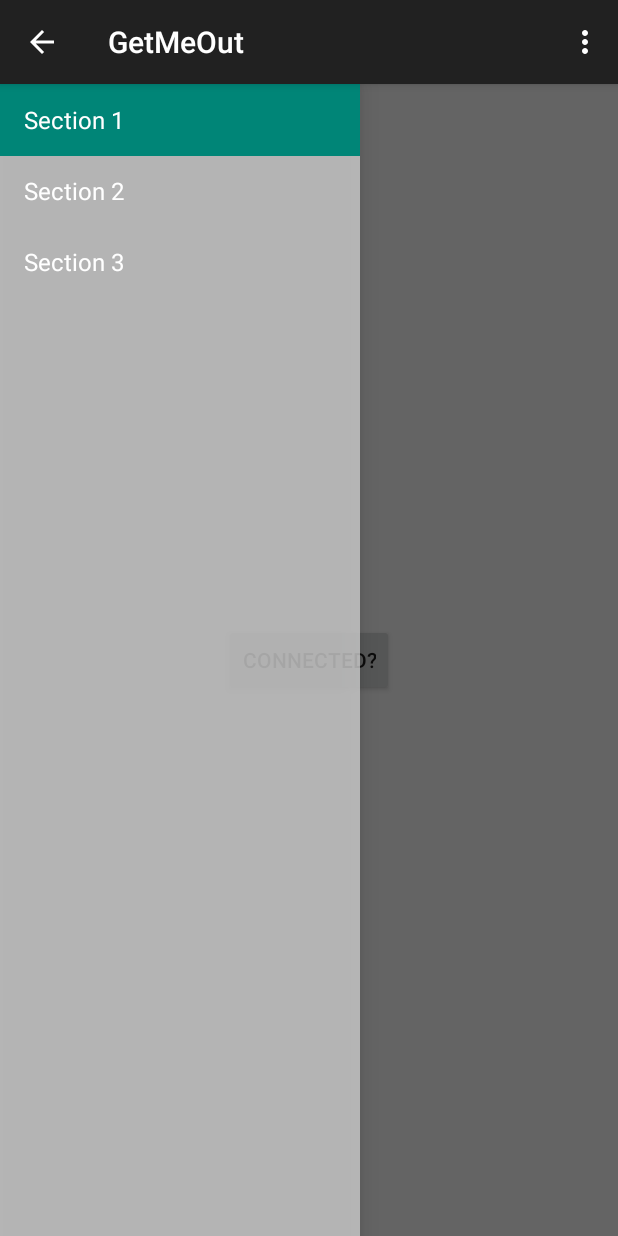
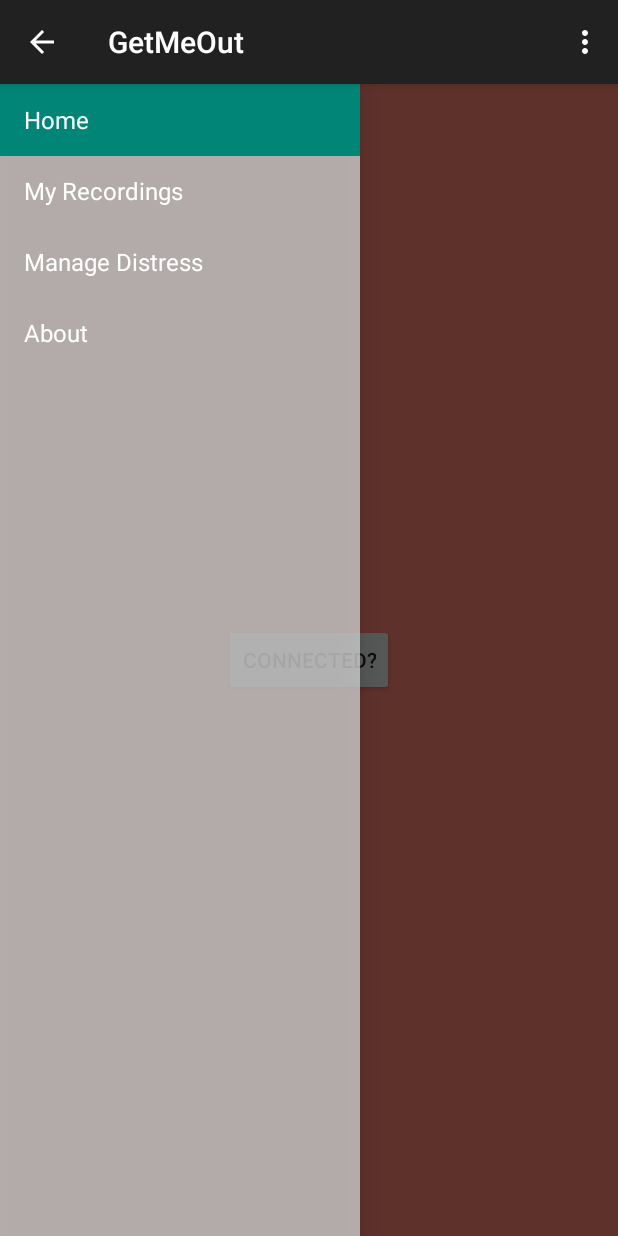
Before and after one commit to mnachiappan/GetMeOutFinal, an Android app: the screen it shows after launch (MainActivity), on a phone screen of 412 x 824 dp. Run offline under Robolectric (Android 15) with nearby library versions, the phone set to English and light mode, and no system bars; libraries missing offline, so code that uses them is left out: com.getpebble.android; 4 statements that could not run were skipped.

```diff
--- a/app/src/main/AndroidManifest.xml
+++ b/app/src/main/AndroidManifest.xml
@@ -9,6 +9,8 @@
         android:icon="@mipmap/ic_launcher"
         android:label="@string/app_name"
         android:theme="@style/AppTheme" >
+
+
         <activity
             android:name=".MainActivity"
             android:label="@string/app_name" >
@@ -17,6 +19,7 @@
 
                 <category android:name="android.intent.category.LAUNCHER" />
             </intent-filter>
+
         </activity>
     </application>
 
--- a/app/src/main/java/com/example/ai/getmeout/MainActivity.java
+++ b/app/src/main/java/com/example/ai/getmeout/MainActivity.java
@@ -1,6 +1,7 @@
 package com.example.ai.getmeout;
 
 import android.app.Activity;
+import android.content.Intent;
 import android.media.MediaPlayer;
 import android.media.MediaRecorder;
 import android.os.Environment;
@@ -18,6 +19,7 @@ import android.view.MenuItem;
 import android.view.View;
 import android.view.ViewGroup;
 import android.support.v4.widget.DrawerLayout;
+import android.widget.Button;
 import android.widget.Toast;
 
 import com.getpebble.android.kit.PebbleKit;
@@ -95,7 +97,7 @@ public class MainActivity extends ActionBarActivity
      * Used to store the last screen title. For use in {@link #restoreActionBar()}.
      */
     private CharSequence mTitle;
-    private static final UUID WATCHAPP_UUID = UUID.fromString("5fac4dcb-2b03-49c8-a91e-4bf67348572e");
+    private static final UUID WATCHAPP_UUID = UUID.fromString("05ba28d1-14b9-4b09-a5a3-bf4c622d24e0");
 
     private Handler handler = new Handler();
     @Override
@@ -106,17 +108,28 @@ public class MainActivity extends ActionBarActivity
         mNavigationDrawerFragment = (NavigationDrawerFragment)
                 getSupportFragmentManager().findFragmentById(R.id.navigation_drawer);
         mTitle = getTitle();
-                if(PebbleKit.isWatchConnected(getApplicationContext())){
-                    Toast.makeText(MainActivity.this,"Pebble connected!",Toast.LENGTH_LONG).show();
-                }else{
-                    Toast.makeText(MainActivity.this,"Pebble not connected! \n Please Connect",Toast.LENGTH_SHORT).show();
-                }
+               //checkconnection
+
+        Button newButton = (Button) findViewById(R.id.checkconnection);
+//        newButton.setOnClickListener(
+//                new View.OnClickListener()
+//                {
+//                    public void onClick(View v) {
+//                        if(PebbleKit.isWatchConnected(getApplicationContext())){
+//                            Toast.makeText(MainActivity.this,"Pebble connected!",Toast.LENGTH_LONG).show();
+//                        }else{
+//                            Toast.makeText(MainActivity.this,"Pebble not connected! \n Please Connect",Toast.LENGTH_SHORT).show();
+//                        }
+//                    }
+//                });
 
 
-        // Set up the drawer.
-        mNavigationDrawerFragment.setUp(
-                R.id.navigation_drawer,
-                (DrawerLayout) findViewById(R.id.drawer_layout));
+
+
+                // Set up the drawer.
+                mNavigationDrawerFragment.setUp(
+                        R.id.navigation_drawer,
+                        (DrawerLayout) findViewById(R.id.drawer_layout));
     }
 
 
@@ -141,6 +154,7 @@ public class MainActivity extends ActionBarActivity
                                     }
                                 }, 500);
                             }else if (button == TOP_BUTTON) {
+
 //                                Toast.makeText(MainActivity.this, "TOP Button", Toast.LENGTH_SHORT).show();
                                 final Toast toast = Toast.makeText(MainActivity.this, "Top Button", Toast.LENGTH_SHORT);
                                 toast.show();
@@ -195,20 +209,23 @@ public class MainActivity extends ActionBarActivity
         // update the main content by replacing fragments
         FragmentManager fragmentManager = getSupportFragmentManager();
         fragmentManager.beginTransaction()
-                .replace(R.id.container, PlaceholderFragment.newInstance(position + 1))
+                .replace(R.id.container, PlaceholderFragment.newInstance(position))
                 .commit();
     }
 
     public void onSectionAttached(int number) {
         switch (number) {
-            case 1:
+            case 0:
                 mTitle = getString(R.string.title_section1);
                 break;
-            case 2:
+            case 1:
                 mTitle = getString(R.string.title_section2);
                 break;
+            case 2:
+                mTitle = getString(R.string.title_section3);
+                break;
             case 3:
-                mTitle = getString(R.string.title_section3);
+                mTitle = getString(R.string.title_section4);
                 break;
         }
     }
@@ -278,6 +295,20 @@ public class MainActivity extends ActionBarActivity
         public View onCreateView(LayoutInflater inflater, ViewGroup container,
                                  Bundle savedInstanceState) {
             View rootView = inflater.inflate(R.layout.fragment_main, container, false);
+
+            Button btn = (Button) rootView.findViewById(R.id.checkconnection);
+            btn.setOnClickListener(new View.OnClickListener() {
+
+                @Override
+                public void onClick(View v) {
+                    if(PebbleKit.isWatchConnected(getActivity())){
+                            Toast.makeText(getActivity(),"Pebble connected!",Toast.LENGTH_LONG).show();
+                        }else{
+                            Toast.makeText(getActivity(),"Pebble not connected! \n Please Connect",Toast.LENGTH_SHORT).show();
+                        }
+                }
+
+            });
             return rootView;
         }
 
--- a/app/src/main/java/com/example/ai/getmeout/NavigationDrawerFragment.java
+++ b/app/src/main/java/com/example/ai/getmeout/NavigationDrawerFragment.java
@@ -105,6 +105,8 @@ public class NavigationDrawerFragment extends Fragment {
                         getString(R.string.title_section1),
                         getString(R.string.title_section2),
                         getString(R.string.title_section3),
+                        getString(R.string.title_section4)
+
                 }));
         mDrawerListView.setItemChecked(mCurrentSelectedPosition, true);
         return mDrawerListView;
--- a/app/src/main/res/layout/activity_main.xml
+++ b/app/src/main/res/layout/activity_main.xml
@@ -2,7 +2,8 @@
 <android.support.v4.widget.DrawerLayout xmlns:android="http://schemas.android.com/apk/res/android"
     xmlns:tools="http://schemas.android.com/tools" android:id="@+id/drawer_layout"
     android:layout_width="match_parent" android:layout_height="match_parent"
-    tools:context=".MainActivity">
+    tools:context=".MainActivity"
+    android:background="#ED7A6D">
 
     <!-- As the main content view, the view below consumes the entire
          space available using match_parent in both dimensions. -->
--- a/app/src/main/res/values/strings.xml
+++ b/app/src/main/res/values/strings.xml
@@ -1,9 +1,10 @@
 <resources>
     <string name="app_name">GetMeOut</string>
 
-    <string name="title_section1">Section 1</string>
-    <string name="title_section2">Section 2</string>
-    <string name="title_section3">Section 3</string>
+    <string name="title_section1">Home</string>
+    <string name="title_section2">My Recordings</string>
+    <string name="title_section3">Manage Distress</string>
+    <string name="title_section4">About</string>
 
     <string name="navigation_drawer_open">Open navigation drawer</string>
     <string name="navigation_drawer_close">Close navigation drawer</string>
```
Also changed, not shown: app/src/main/res/mipmap-hdpi/ic_launcher.png, app/src/main/res/mipmap-mdpi/ic_launcher.png, app/src/main/res/mipmap-xhdpi/ic_launcher.png, app/src/main/res/mipmap-xxhdpi/ic_launcher.png, app/src/main/res/mipmap-xxxhdpi/ic_launcher.png (added), 3 other files.
